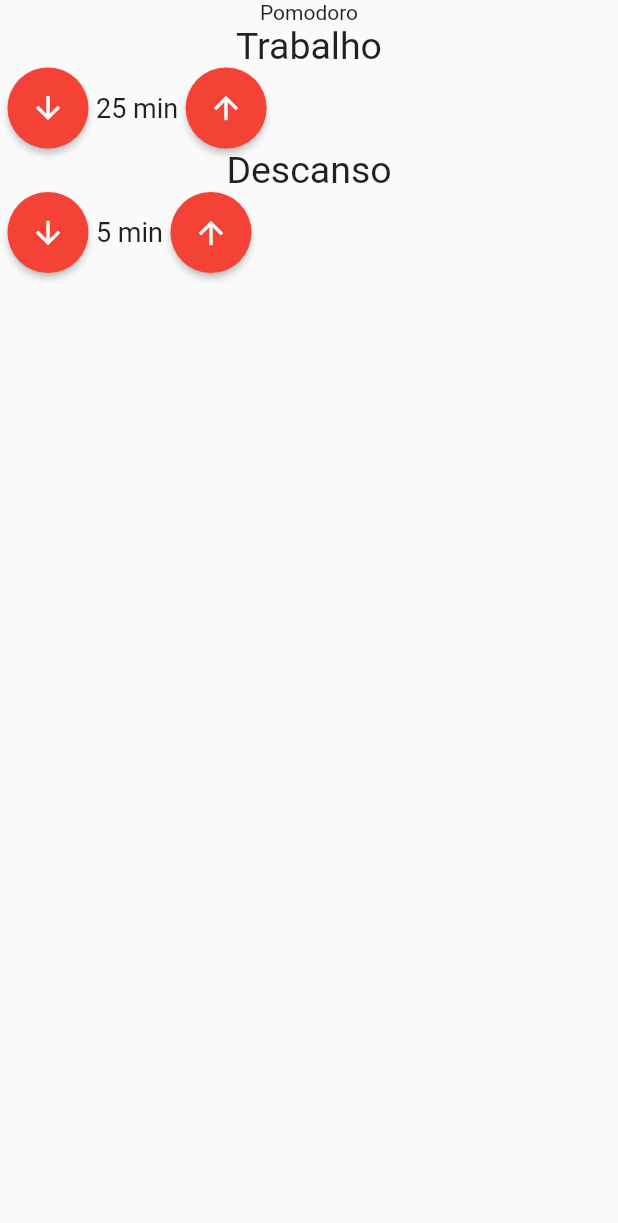
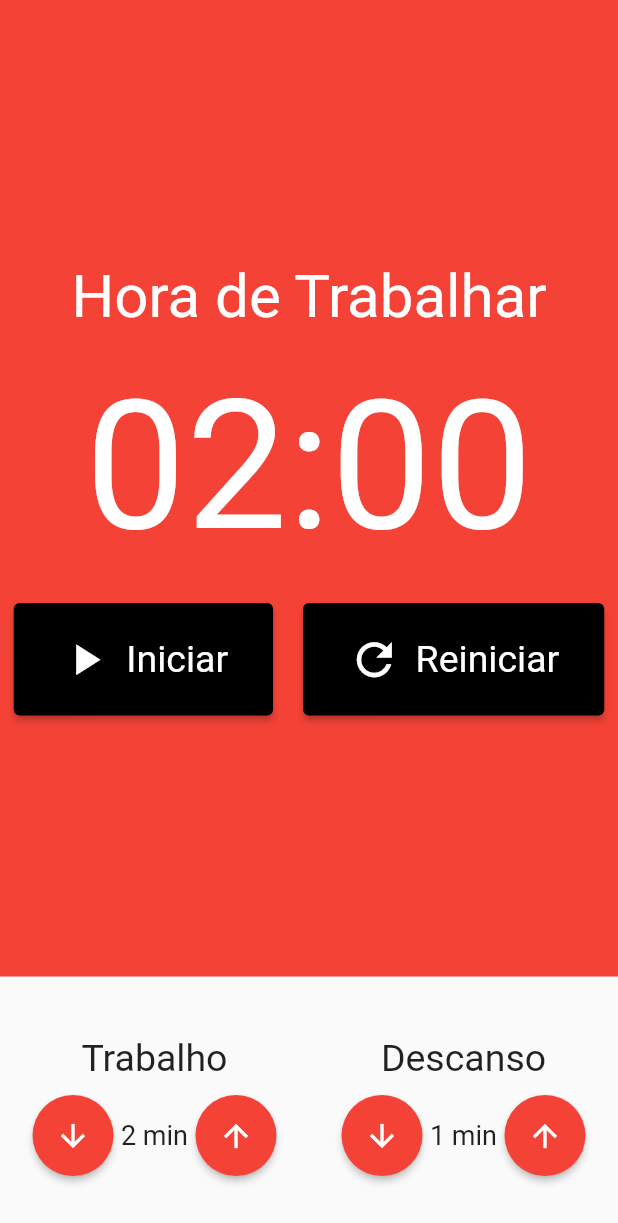
Before and after one commit to fbs2015/pomodoro, a Flutter app: the screen it shows after launch, on a phone screen of 412 x 824 dp. Shown: the top 1223 px of the screen. Run offline on Flutter 3.47's test engine with Material 2 defaults, Android fonts, the phone set to English and light mode, and no system bars; our stand-ins replace flutter_mobx, mobx; generated files the repository leaves out were written again.

Commit message:
Fim da aula....proxmo passo, ajustar app

```diff
--- /dev/null
+++ b/lib/components/cronometro.dart
@@ -0,0 +1,76 @@
+import 'package:flutter/material.dart';
+import 'package:flutter_mobx/flutter_mobx.dart';
+import 'package:pomodoro/components/cronometro_botao.dart';
+import 'package:pomodoro/store/pomodoro.store.dart';
+import 'package:provider/provider.dart';
+
+class Cronometro extends StatelessWidget {
+  const Cronometro({Key? key}) : super(key: key);
+
+  @override
+  Widget build(BuildContext context) {
+    final store = Provider.of<PomodoroStore>(context);
+
+    return Observer(builder: (_) {
+      return Container(
+        color: store.estaTrabalhando() ? Colors.red : Colors.green,
+        child: Column(
+          mainAxisAlignment: MainAxisAlignment.center,
+          children: [
+            Text(
+              store.estaTrabalhando()
+                  ? 'Hora de Trabalhar'
+                  : 'Hora de Descansar',
+              style: TextStyle(
+                fontSize: 40,
+                color: Colors.white,
+              ),
+            ),
+            SizedBox(height: 20),
+            Text(
+              '${store.minutos.toString().padLeft(2, '0')}:${store.segundos.toString().padLeft(2, '0')}',
+              style: TextStyle(
+                fontSize: 120,
+                color: Colors.white,
+              ),
+            ),
+            SizedBox(
+              height: 20,
+            ),
+            Row(
+              mainAxisAlignment: MainAxisAlignment.center,
+              children: [
+                if (!store.iniciado)
+                  Padding(
+                    padding: const EdgeInsets.only(right: 10),
+                    child: CronometroBotao(
+                      texto: 'Iniciar',
+                      icone: Icons.play_arrow,
+                      click: store.iniciar,
+                    ),
+                  ),
+                if (store.iniciado)
+                  Padding(
+                    padding: const EdgeInsets.only(right: 10.0),
+                    child: CronometroBotao(
+                      texto: 'Parar',
+                      icone: Icons.stop,
+                      click: store.parar,
+                    ),
+                  ),
+                Padding(
+                  padding: const EdgeInsets.only(left: 10.0),
+                  child: CronometroBotao(
+                    texto: 'Reiniciar',
+                    icone: Icons.refresh,
+                    click: store.reiniciar,
+                  ),
+                ),
+              ],
+            ),
+          ],
+        ),
+      );
+    });
+  }
+}
--- /dev/null
+++ b/lib/components/cronometro_botao.dart
@@ -0,0 +1,42 @@
+import 'package:flutter/material.dart';
+
+class CronometroBotao extends StatelessWidget {
+  const CronometroBotao({
+    Key? key,
+    required this.texto,
+    required this.icone,
+    this.click,
+  }) : super(key: key);
+
+  final String texto;
+  final IconData icone;
+  final void Function()? click;
+
+  @override
+  Widget build(BuildContext context) {
+    return ElevatedButton(
+      style: ElevatedButton.styleFrom(
+          primary: Colors.black,
+          padding: EdgeInsets.symmetric(
+            vertical: 20,
+            horizontal: 30,
+          ),
+          textStyle: TextStyle(
+            fontSize: 25,
+          )),
+      onPressed: click,
+      child: Row(
+        children: [
+          Padding(
+            padding: const EdgeInsets.only(right: 10.0),
+            child: Icon(
+              icone,
+              size: 35,
+            ),
+          ),
+          Text(texto)
+        ],
+      ),
+    );
+  }
+}
--- a/lib/components/entrada_tempo.dart
+++ b/lib/components/entrada_tempo.dart
@@ -1,17 +1,27 @@
 import 'package:flutter/material.dart';
+import 'package:pomodoro/store/pomodoro.store.dart';
+import 'package:provider/provider.dart';
 
 class EntradaTempo extends StatelessWidget {
   const EntradaTempo({
     Key? key,
     required String this.titulo,
     required int this.valor,
+    this.inc,
+    this.dec,
   }) : super(key: key);
 
   final String titulo;
   final int valor;
+  final void Function()? inc;
+  final void Function()? dec;
+
   @override
   Widget build(BuildContext context) {
+    final store = Provider.of<PomodoroStore>(context);
+
     return Column(
+      crossAxisAlignment: CrossAxisAlignment.center,
       children: [
         Text(
           this.titulo,
@@ -19,10 +29,14 @@ class EntradaTempo extends StatelessWidget {
             fontSize: 25,
           ),
         ),
+        SizedBox(
+          height: 10,
+        ),
         Row(
+          mainAxisAlignment: MainAxisAlignment.center,
           children: [
             ElevatedButton(
-              onPressed: () {},
+              onPressed: this.dec,
               child: Icon(
                 Icons.arrow_downward,
                 color: Colors.white,
@@ -30,7 +44,7 @@ class EntradaTempo extends StatelessWidget {
               style: ElevatedButton.styleFrom(
                 shape: CircleBorder(),
                 padding: EdgeInsets.all(15),
-                primary: Colors.red,
+                primary: store.estaTrabalhando() ? Colors.red : Colors.green,
               ),
             ),
             Text(
@@ -40,7 +54,7 @@ class EntradaTempo extends StatelessWidget {
               ),
             ),
             ElevatedButton(
-              onPressed: () {},
+              onPressed: this.inc,
               child: Icon(
                 Icons.arrow_upward,
                 color: Colors.white,
@@ -48,7 +62,7 @@ class EntradaTempo extends StatelessWidget {
               style: ElevatedButton.styleFrom(
                 shape: CircleBorder(),
                 padding: EdgeInsets.all(15),
-                primary: Colors.red,
+                primary: store.estaTrabalhando() ? Colors.red : Colors.green,
               ),
             ),
           ],
--- a/lib/main.dart
+++ b/lib/main.dart
@@ -1,5 +1,7 @@
 import 'package:flutter/material.dart';
 import 'package:pomodoro/pages/pomodoro.dart';
+import 'package:pomodoro/store/pomodoro.store.dart';
+import 'package:provider/provider.dart';
 
 void main() {
   runApp(const MyApp());
@@ -10,12 +12,19 @@ class MyApp extends StatelessWidget {
 
   @override
   Widget build(BuildContext context) {
-    return MaterialApp(
-      title: 'Flutter Demo',
-      theme: ThemeData(
-        primarySwatch: Colors.blue,
+    return MultiProvider(
+      providers: [
+        Provider<PomodoroStore>(
+          create: (_) => PomodoroStore(),
+        ),
+      ],
+      child: MaterialApp(
+        title: 'Flutter Demo',
+        theme: ThemeData(
+          primarySwatch: Colors.blue,
+        ),
+        home: const Pomodoro(),
       ),
-      home: const Pomodoro(),
     );
   }
 }
--- a/lib/pages/pomodoro.dart
+++ b/lib/pages/pomodoro.dart
@@ -1,20 +1,54 @@
 import 'package:flutter/material.dart';
+import 'package:flutter_mobx/flutter_mobx.dart';
+import 'package:pomodoro/components/cronometro.dart';
 import 'package:pomodoro/components/entrada_tempo.dart';
+import 'package:pomodoro/store/pomodoro.store.dart';
+import 'package:provider/provider.dart';
 
 class Pomodoro extends StatelessWidget {
   const Pomodoro({Key? key}) : super(key: key);
 
   @override
   Widget build(BuildContext context) {
+    final store = Provider.of<PomodoroStore>(context);
+
     return Scaffold(
       body: Column(
+        crossAxisAlignment: CrossAxisAlignment.stretch,
         children: [
-          Text('Pomodoro'),
-          EntradaTempo(
-            titulo: 'Trabalho',
-            valor: 25,
+          Expanded(
+            child: Cronometro(),
           ),
-          EntradaTempo(titulo: 'Descanso', valor: 5),
+          Padding(
+            padding: const EdgeInsets.symmetric(vertical: 40),
+            child: Observer(
+              builder: (_) => Row(
+                mainAxisAlignment: MainAxisAlignment.spaceAround,
+                children: [
+                  EntradaTempo(
+                    titulo: 'Trabalho',
+                    valor: store.tempoTrabalho,
+                    inc: store.iniciado && store.estaTrabalhando()
+                        ? null
+                        : store.incrementarTempoTrabalho,
+                    dec: store.iniciado && store.estaTrabalhando()
+                        ? null
+                        : store.decrementarTempoTrabalho,
+                  ),
+                  EntradaTempo(
+                    titulo: 'Descanso',
+                    valor: store.tempoDescanso,
+                    inc: store.iniciado && store.estaDescansando()
+                        ? null
+                        : store.incrementarTempoDescanso,
+                    dec: store.iniciado && store.estaDescansando()
+                        ? null
+                        : store.decrementarTempoDescanso,
+                  ),
+                ],
+              ),
+            ),
+          ),
         ],
       ),
     );
```
Also changed, not shown: lib/store/pomodoro.store.dart (added, +115 -0 lines), lib/store/pomodoro.store.g.dart (added).
